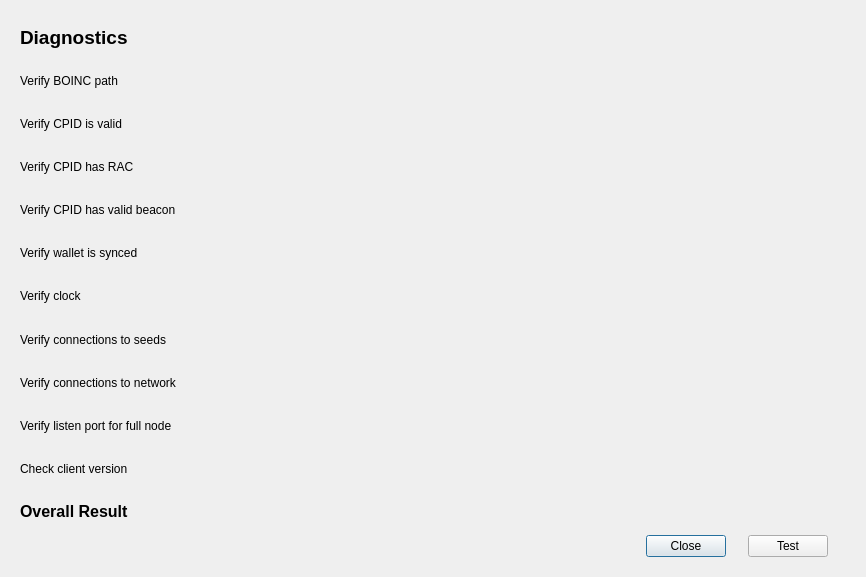
gridcoin-community/Gridcoin-Research, file src/qt/forms/diagnosticsdialog.ui: the form before one commit.
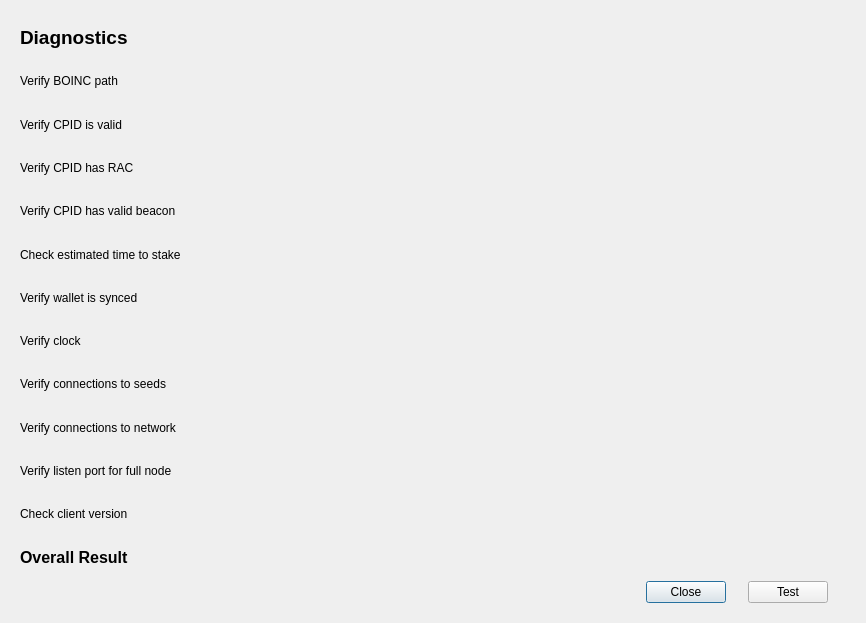
The form after the commit.

```diff
--- a/src/qt/forms/diagnosticsdialog.ui
+++ b/src/qt/forms/diagnosticsdialog.ui
@@ -7,7 +7,7 @@
     <x>0</x>
     <y>0</y>
     <width>866</width>
-    <height>577</height>
+    <height>623</height>
    </rect>
   </property>
   <property name="windowTitle">
@@ -27,7 +27,7 @@
     <number>20</number>
    </property>
    <item>
-    <layout class="QGridLayout" name="gridLayout" rowminimumheight="30,20,20,20,20,20,20,20,20,20,20,0">
+    <layout class="QGridLayout" name="gridLayout">
      <property name="sizeConstraint">
       <enum>QLayout::SetMinimumSize</enum>
      </property>
@@ -49,6 +49,105 @@
      <property name="verticalSpacing">
       <number>8</number>
      </property>
+     <item row="4" column="1">
+      <widget class="QLabel" name="verifyCPIDIsInNNResultLabel">
+       <property name="sizePolicy">
+        <sizepolicy hsizetype="MinimumExpanding" vsizetype="Preferred">
+         <horstretch>0</horstretch>
+         <verstretch>0</verstretch>
+        </sizepolicy>
+       </property>
+       <property name="minimumSize">
+        <size>
+         <width>200</width>
+         <height>0</height>
+        </size>
+       </property>
+       <property name="text">
+        <string/>
+       </property>
+       <property name="wordWrap">
+        <bool>true</bool>
+       </property>
+      </widget>
+     </item>
+     <item row="4" column="0">
+      <widget class="QLabel" name="verifyCPIDIsInNNLabel">
+       <property name="sizePolicy">
+        <sizepolicy hsizetype="Preferred" vsizetype="Preferred">
+         <horstretch>0</horstretch>
+         <verstretch>0</verstretch>
+        </sizepolicy>
+       </property>
+       <property name="minimumSize">
+        <size>
+         <width>0</width>
+         <height>0</height>
+        </size>
+       </property>
+       <property name="text">
+        <string>Verify CPID has valid beacon </string>
+       </property>
+      </widget>
+     </item>
+     <item row="8" column="1">
+      <widget class="QLabel" name="verifySeedNodesResultLabel">
+       <property name="sizePolicy">
+        <sizepolicy hsizetype="MinimumExpanding" vsizetype="Preferred">
+         <horstretch>0</horstretch>
+         <verstretch>0</verstretch>
+        </sizepolicy>
+       </property>
+       <property name="minimumSize">
+        <size>
+         <width>200</width>
+         <height>0</height>
+        </size>
+       </property>
+       <property name="text">
+        <string/>
+       </property>
+       <property name="wordWrap">
+        <bool>true</bool>
+       </property>
+      </widget>
+     </item>
+     <item row="6" column="1">
+      <widget class="QLabel" name="verifyWalletIsSyncedResultLabel">
+       <property name="sizePolicy">
+        <sizepolicy hsizetype="MinimumExpanding" vsizetype="Preferred">
+         <horstretch>0</horstretch>
+         <verstretch>0</verstretch>
+        </sizepolicy>
+       </property>
+       <property name="minimumSize">
+        <size>
+         <width>200</width>
+         <height>0</height>
+        </size>
+       </property>
+       <property name="text">
+        <string/>
+       </property>
+       <property name="wordWrap">
+        <bool>true</bool>
+       </property>
+      </widget>
+     </item>
+     <item row="13" column="0">
+      <widget class="QLabel" name="overallResultLabel">
+       <property name="font">
+        <font>
+         <pointsize>12</pointsize>
+         <weight>75</weight>
+         <bold>true</bold>
+        </font>
+       </property>
+       <property name="text">
+        <string>Overall Result</string>
+       </property>
+      </widget>
+     </item>
      <item row="3" column="0">
       <widget class="QLabel" name="verifyCPIDHasRACLabel">
        <property name="text">
@@ -56,100 +155,6 @@
        </property>
       </widget>
      </item>
-     <item row="5" column="1">
-      <widget class="QLabel" name="verifyWalletIsSyncedResultLabel">
-       <property name="sizePolicy">
-        <sizepolicy hsizetype="MinimumExpanding" vsizetype="Preferred">
-         <horstretch>0</horstretch>
-         <verstretch>0</verstretch>
-        </sizepolicy>
-       </property>
-       <property name="minimumSize">
-        <size>
-         <width>200</width>
-         <height>0</height>
-        </size>
-       </property>
-       <property name="text">
-        <string/>
-       </property>
-       <property name="wordWrap">
-        <bool>true</bool>
-       </property>
-      </widget>
-     </item>
-     <item row="5" column="0">
-      <widget class="QLabel" name="verifyWalletIsSyncedLabel">
-       <property name="text">
-        <string>Verify wallet is synced</string>
-       </property>
-      </widget>
-     </item>
-     <item row="2" column="0">
-      <widget class="QLabel" name="verifyCPIDValidLabel">
-       <property name="text">
-        <string>Verify CPID is valid</string>
-       </property>
-      </widget>
-     </item>
-     <item row="8" column="1">
-      <widget class="QLabel" name="verifyConnectionsResultLabel">
-       <property name="sizePolicy">
-        <sizepolicy hsizetype="MinimumExpanding" vsizetype="Preferred">
-         <horstretch>0</horstretch>
-         <verstretch>0</verstretch>
-        </sizepolicy>
-       </property>
-       <property name="minimumSize">
-        <size>
-         <width>200</width>
-         <height>0</height>
-        </size>
-       </property>
-       <property name="text">
-        <string/>
-       </property>
-       <property name="wordWrap">
-        <bool>true</bool>
-       </property>
-      </widget>
-     </item>
-     <item row="9" column="0">
-      <widget class="QLabel" name="verifyTCPPortLabel">
-       <property name="text">
-        <string>Verify listen port for full node</string>
-       </property>
-      </widget>
-     </item>
-     <item row="9" column="1">
-      <widget class="QLabel" name="verifyTCPPortResultLabel">
-       <property name="sizePolicy">
-        <sizepolicy hsizetype="MinimumExpanding" vsizetype="Preferred">
-         <horstretch>0</horstretch>
-         <verstretch>0</verstretch>
-        </sizepolicy>
-       </property>
-       <property name="minimumSize">
-        <size>
-         <width>200</width>
-         <height>0</height>
-        </size>
-       </property>
-       <property name="text">
-        <string/>
-       </property>
-       <property name="wordWrap">
-        <bool>true</bool>
-       </property>
-      </widget>
-     </item>
-     <item row="10" column="0">
-      <widget class="QLabel" name="checkClientVersionLabel">
-       <property name="text">
-        <string>Check client version</string>
-       </property>
-      </widget>
-     </item>
      <item row="0" column="0">
       <widget class="QLabel" name="diagnosticsLabel">
        <property name="font">
@@ -164,22 +169,17 @@
        </property>
       </widget>
      </item>
-     <item row="4" column="0">
-      <widget class="QLabel" name="verifyCPIDIsInNNLabel">
-       <property name="sizePolicy">
-        <sizepolicy hsizetype="Fixed" vsizetype="Preferred">
-         <horstretch>0</horstretch>
-         <verstretch>0</verstretch>
-        </sizepolicy>
-       </property>
-       <property name="minimumSize">
-        <size>
-         <width>240</width>
-         <height>0</height>
-        </size>
+     <item row="13" column="1">
+      <widget class="QLabel" name="overallResultResultLabel">
+       <property name="font">
+        <font>
+         <pointsize>12</pointsize>
+         <weight>75</weight>
+         <bold>true</bold>
+        </font>
        </property>
        <property name="text">
-        <string>Verify CPID has valid beacon </string>
+        <string/>
        </property>
       </widget>
      </item>
@@ -205,28 +205,6 @@
        </property>
       </widget>
      </item>
-     <item row="1" column="1">
-      <widget class="QLabel" name="boincPathResultLabel">
-       <property name="sizePolicy">
-        <sizepolicy hsizetype="MinimumExpanding" vsizetype="Preferred">
-         <horstretch>0</horstretch>
-         <verstretch>0</verstretch>
-        </sizepolicy>
-       </property>
-       <property name="minimumSize">
-        <size>
-         <width>200</width>
-         <height>0</height>
-        </size>
-       </property>
-       <property name="text">
-        <string/>
-       </property>
-       <property name="wordWrap">
-        <bool>true</bool>
-       </property>
-      </widget>
-     </item>
      <item row="1" column="0">
       <widget class="QLabel" name="boincPathLabel">
        <property name="text">
@@ -234,8 +212,8 @@
        </property>
       </widget>
      </item>
-     <item row="3" column="1">
-      <widget class="QLabel" name="verifyCPIDHasRACResultLabel">
+     <item row="9" column="1">
+      <widget class="QLabel" name="verifyConnectionsResultLabel">
        <property name="sizePolicy">
         <sizepolicy hsizetype="MinimumExpanding" vsizetype="Preferred">
          <horstretch>0</horstretch>
@@ -256,37 +234,22 @@
        </property>
       </widget>
      </item>
-     <item row="4" column="1">
-      <widget class="QLabel" name="verifyCPIDIsInNNResultLabel">
-       <property name="sizePolicy">
-        <sizepolicy hsizetype="MinimumExpanding" vsizetype="Preferred">
-         <horstretch>0</horstretch>
-         <verstretch>0</verstretch>
-        </sizepolicy>
-       </property>
-       <property name="minimumSize">
-        <size>
-         <width>200</width>
-         <height>0</height>
-        </size>
-       </property>
+     <item row="10" column="0">
+      <widget class="QLabel" name="verifyTCPPortLabel">
        <property name="text">
-        <string/>
+        <string>Verify listen port for full node</string>
        </property>
-       <property name="wordWrap">
-        <bool>true</bool>
-       </property>
       </widget>
      </item>
-     <item row="6" column="0">
+     <item row="7" column="0">
       <widget class="QLabel" name="verifyClockLabel">
        <property name="text">
         <string>Verify clock</string>
        </property>
       </widget>
      </item>
-     <item row="6" column="1">
-      <widget class="QLabel" name="verifyClockResultLabel">
+     <item row="1" column="1">
+      <widget class="QLabel" name="boincPathResultLabel">
        <property name="sizePolicy">
         <sizepolicy hsizetype="MinimumExpanding" vsizetype="Preferred">
          <horstretch>0</horstretch>
@@ -307,43 +270,108 @@
        </property>
       </widget>
      </item>
-     <item row="7" column="0">
-      <widget class="QLabel" name="verifySeedNodesLabel">
-       <property name="text">
-        <string>Verify connections to seeds</string>
-       </property>
-      </widget>
-     </item>
-     <item row="7" column="1">
-      <widget class="QLabel" name="verifySeedNodesResultLabel">
-       <property name="sizePolicy">
-        <sizepolicy hsizetype="MinimumExpanding" vsizetype="Preferred">
-         <horstretch>0</horstretch>
-         <verstretch>0</verstretch>
-        </sizepolicy>
-       </property>
-       <property name="minimumSize">
-        <size>
-         <width>200</width>
-         <height>0</height>
-        </size>
-       </property>
-       <property name="text">
-        <string/>
-       </property>
-       <property name="wordWrap">
-        <bool>true</bool>
-       </property>
-      </widget>
-     </item>
-     <item row="8" column="0">
+     <item row="9" column="0">
       <widget class="QLabel" name="verifyConnectionsLabel">
        <property name="text">
         <string>Verify connections to network </string>
        </property>
       </widget>
      </item>
+     <item row="7" column="1">
+      <widget class="QLabel" name="verifyClockResultLabel">
+       <property name="sizePolicy">
+        <sizepolicy hsizetype="MinimumExpanding" vsizetype="Preferred">
+         <horstretch>0</horstretch>
+         <verstretch>0</verstretch>
+        </sizepolicy>
+       </property>
+       <property name="minimumSize">
+        <size>
+         <width>200</width>
+         <height>0</height>
+        </size>
+       </property>
+       <property name="text">
+        <string/>
+       </property>
+       <property name="wordWrap">
+        <bool>true</bool>
+       </property>
+      </widget>
+     </item>
+     <item row="2" column="0">
+      <widget class="QLabel" name="verifyCPIDValidLabel">
+       <property name="text">
+        <string>Verify CPID is valid</string>
+       </property>
+      </widget>
+     </item>
      <item row="10" column="1">
+      <widget class="QLabel" name="verifyTCPPortResultLabel">
+       <property name="sizePolicy">
+        <sizepolicy hsizetype="MinimumExpanding" vsizetype="Preferred">
+         <horstretch>0</horstretch>
+         <verstretch>0</verstretch>
+        </sizepolicy>
+       </property>
+       <property name="minimumSize">
+        <size>
+         <width>200</width>
+         <height>0</height>
+        </size>
+       </property>
+       <property name="text">
+        <string/>
+       </property>
+       <property name="wordWrap">
+        <bool>true</bool>
+       </property>
+      </widget>
+     </item>
+     <item row="12" column="0">
+      <widget class="QLabel" name="checkClientVersionLabel">
+       <property name="text">
+        <string>Check client version</string>
+       </property>
+      </widget>
+     </item>
+     <item row="8" column="0">
+      <widget class="QLabel" name="verifySeedNodesLabel">
+       <property name="text">
+        <string>Verify connections to seeds</string>
+       </property>
+      </widget>
+     </item>
+     <item row="3" column="1">
+      <widget class="QLabel" name="verifyCPIDHasRACResultLabel">
+       <property name="sizePolicy">
+        <sizepolicy hsizetype="MinimumExpanding" vsizetype="Preferred">
+         <horstretch>0</horstretch>
+         <verstretch>0</verstretch>
+        </sizepolicy>
+       </property>
+       <property name="minimumSize">
+        <size>
+         <width>200</width>
+         <height>0</height>
+        </size>
+       </property>
+       <property name="text">
+        <string/>
+       </property>
+       <property name="wordWrap">
+        <bool>true</bool>
+       </property>
+      </widget>
+     </item>
+     <item row="6" column="0">
+      <widget class="QLabel" name="verifyWalletIsSyncedLabel">
+       <property name="text">
+        <string>Verify wallet is synced</string>
+       </property>
+      </widget>
+     </item>
+     <item row="12" column="1">
       <widget class="QLabel" name="checkClientVersionResultLabel">
        <property name="sizePolicy">
         <sizepolicy hsizetype="MinimumExpanding" vsizetype="Preferred">
@@ -365,28 +393,26 @@
        </property>
       </widget>
      </item>
-     <item row="11" column="0">
-      <widget class="QLabel" name="overallResultLabel">
-       <property name="font">
-        <font>
-         <pointsize>12</pointsize>
-         <weight>75</weight>
-         <bold>true</bold>
-        </font>
-       </property>
+     <item row="5" column="0">
+      <widget class="QLabel" name="checkETTSLabel">
        <property name="text">
-        <string>Overall Result</string>
+        <string>Check estimated time to stake </string>
        </property>
       </widget>
      </item>
-     <item row="11" column="1">
-      <widget class="QLabel" name="overallResultResultLabel">
-       <property name="font">
-        <font>
-         <pointsize>12</pointsize>
-         <weight>75</weight>
-         <bold>true</bold>
-        </font>
+     <item row="5" column="1">
+      <widget class="QLabel" name="checkETTSResultLabel">
+       <property name="sizePolicy">
+        <sizepolicy hsizetype="MinimumExpanding" vsizetype="Preferred">
+         <horstretch>0</horstretch>
+         <verstretch>0</verstretch>
+        </sizepolicy>
+       </property>
+       <property name="minimumSize">
+        <size>
+         <width>200</width>
+         <height>0</height>
+        </size>
        </property>
        <property name="text">
         <string/>
```
